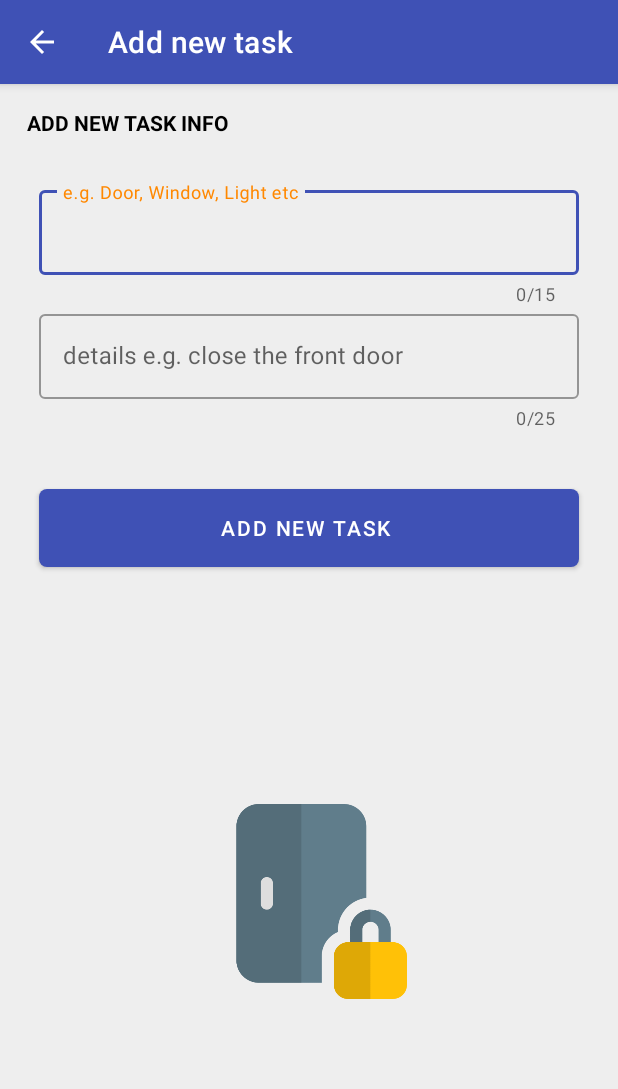
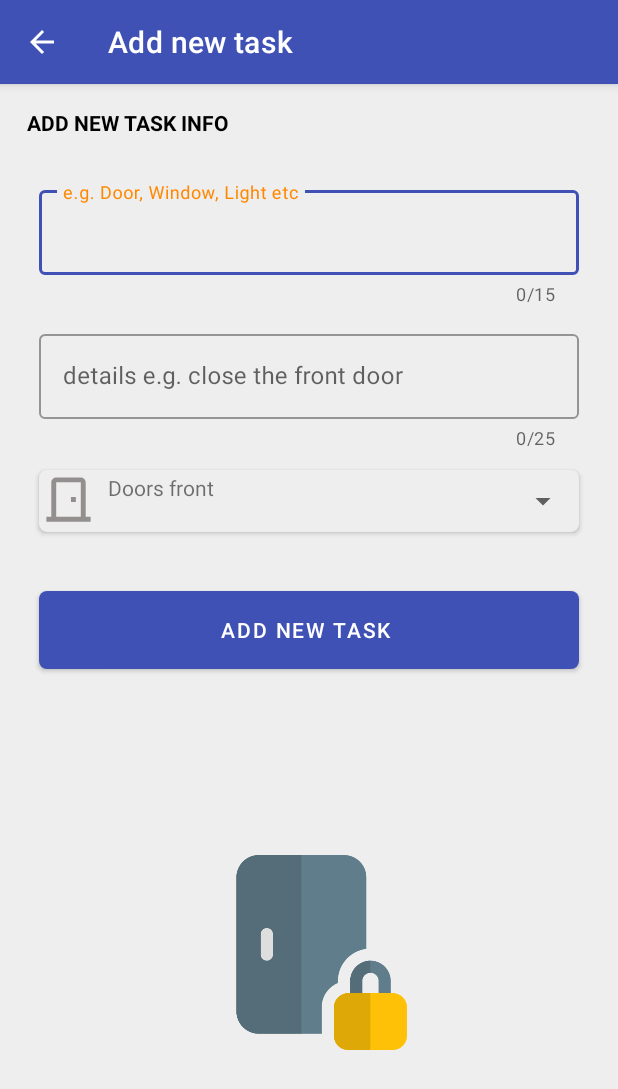
Before and after one commit to BartekReterski/LockedDoor, an Android app: the AddNewActivityTask screen opened directly, with no data from a screen before it, on a phone screen of 412 x 824 dp. Shown: the top 1089 px of the screen. Run offline under Robolectric (Android 15) with nearby library versions, the phone set to English and light mode, and no system bars; our stand-ins replace sdp/ssp sizes; libraries missing offline, so code that uses them is left out: io.realm; 3 statements that could not run were skipped.

Commit message:
obsługa spinnera wraz z ikonami na cardview

```diff
--- a/LD/app/src/main/java/com/ld/lockeddoor/activities/AddNewActivityTask.kt
+++ b/LD/app/src/main/java/com/ld/lockeddoor/activities/AddNewActivityTask.kt
@@ -3,16 +3,22 @@ package com.ld.lockeddoor.activities
 import android.content.Intent
 import androidx.appcompat.app.AppCompatActivity
 import android.os.Bundle
-import android.widget.Button
-import android.widget.Toast
+import android.view.View
+import android.widget.*
+import androidx.appcompat.widget.AppCompatSpinner
 import com.google.android.material.textfield.TextInputEditText
 import com.ld.lockeddoor.R
+import com.ld.lockeddoor.adapters.SpinnerAdapterIcon
 import com.ld.lockeddoor.models.ReminderModel
+import com.ld.lockeddoor.models.SpinnerModel
 import io.realm.Realm
 import io.realm.RealmConfiguration
 import java.lang.Exception
 
 class AddNewActivityTask : AppCompatActivity() {
+
+    var dataImageId:Int=0
+
     override fun onCreate(savedInstanceState: Bundle?) {
         super.onCreate(savedInstanceState)
         setContentView(R.layout.activity_add_new_task)
@@ -34,6 +40,35 @@ class AddNewActivityTask : AppCompatActivity() {
             val taskNameValue=findViewById<TextInputEditText>(R.id.task_name_value)
             val taskNameDsc=findViewById<TextInputEditText>(R.id.task_name_dsc_value)
             val addNewTaskBtn=findViewById<Button>(R.id.add_new_task_btn)
+            val chooseIconSpinner=findViewById<AppCompatSpinner>(R.id.spinner_icon)
+
+            chooseIconSpinner.adapter= SpinnerAdapterIcon(
+                this, listOf(
+                    SpinnerModel(R.drawable.ic_outline_door_front_128,"Doors front"),
+                    SpinnerModel(R.drawable.ic_outline_door_front_128,"Doors front"),
+                    SpinnerModel(R.drawable.ic_outline_door_front_128,"Doors front"),
+                    SpinnerModel(R.drawable.ic_outline_door_front_128,"Doors front"),
+                    SpinnerModel(R.drawable.ic_outline_door_front_128,"Doors front")
+
+                )
+            )
+
+            chooseIconSpinner?.onItemSelectedListener=object: AdapterView.OnItemSelectedListener{
+                override fun onItemSelected(parent: AdapterView<*>?, view: View?, position: Int, id: Long) {
+
+                   val spinnerModel:SpinnerModel= chooseIconSpinner.selectedItem as SpinnerModel
+                    dataImageId=spinnerModel.image
+                   val dataText=spinnerModel.description
+
+
+                }
+
+                override fun onNothingSelected(p0: AdapterView<*>?) {
+
+                    println("Nothing selected")
+                }
+
+            }
 
             val config = RealmConfiguration.Builder().name("yourReminder.realm").build()
             val realm = Realm.getInstance(config)
@@ -64,6 +99,7 @@ class AddNewActivityTask : AppCompatActivity() {
                         val newTaskReminder = realm.createObject(ReminderModel::class.java)
                         newTaskReminder.reminderText=taskNameValue.text.toString()
                         newTaskReminder.reminderTextDsc=taskNameDsc.text.toString()
+                        newTaskReminder.reminderIcon= dataImageId
                         realm.commitTransaction()
 
 
--- a/LD/app/src/main/java/com/ld/lockeddoor/adapters/ReminderAdapter.kt
+++ b/LD/app/src/main/java/com/ld/lockeddoor/adapters/ReminderAdapter.kt
@@ -3,7 +3,9 @@ package com.ld.lockeddoor.adapters
 import android.view.LayoutInflater
 import android.view.View
 import android.view.ViewGroup
+import android.widget.ImageView
 import android.widget.TextView
+import android.widget.Toast
 import androidx.recyclerview.widget.RecyclerView
 import com.bitvale.switcher.SwitcherC
 import com.bitvale.switcher.SwitcherX
@@ -13,8 +15,6 @@ import io.realm.Realm
 import io.realm.RealmConfiguration
 
 class ReminderAdapter(private val info: List<ReminderModel>): RecyclerView.Adapter<ReminderAdapter.NewReminderViewHolder>() {
-
-    private var checkVisibility:Boolean=false
 
     override fun onCreateViewHolder(parent: ViewGroup, viewType: Int): NewReminderViewHolder {
         val view = LayoutInflater.from(parent.context).inflate(R.layout.reminder_items, parent, false)
@@ -42,7 +42,25 @@ class ReminderAdapter(private val info: List<ReminderModel>): RecyclerView.Adapt
 
         holder.textViewReminderName.text=reminderName
         holder.textViewReminderDsc.text=reminderNameDsc
+        holder.imageViewIcon.setImageResource(reminderIconId)
 
+        //ustawienie na start wartości false z bazy danych realm
+        if(!reminderCheckedValue){
+
+            holder.switcherReminder.setChecked(false)
+        }else{
+            holder.switcherReminder.setChecked(true)
+        }
+
+
+        holder.switcherReminder.setOnCheckedChangeListener {
+
+            if(reminderCheckedValue){
+
+                Toast.makeText(context,"Jest true",Toast.LENGTH_SHORT).show()
+            }
+
+        }
     }
 
     class NewReminderViewHolder(itemView : View): RecyclerView.ViewHolder(itemView) {
@@ -50,6 +68,7 @@ class ReminderAdapter(private val info: List<ReminderModel>): RecyclerView.Adapt
         val textViewReminderName: TextView = itemView.findViewById(R.id.textViewReminderName)
         val textViewReminderDsc: TextView = itemView.findViewById(R.id.textViewReminderNameDsc)
         val switcherReminder: SwitcherC = itemView.findViewById(R.id.switcherIcon)
+        val imageViewIcon:ImageView=itemView.findViewById(R.id.imageViewIcon)
 
 
     }
--- /dev/null
+++ b/LD/app/src/main/java/com/ld/lockeddoor/adapters/SpinnerAdapterIcon.kt
@@ -0,0 +1,46 @@
+package com.ld.lockeddoor.adapters
+
+import android.content.Context
+import android.view.LayoutInflater
+import android.view.View
+import android.view.ViewGroup
+import android.widget.ArrayAdapter
+import android.widget.ImageView
+import android.widget.TextView
+import androidx.recyclerview.widget.RecyclerView
+import com.ld.lockeddoor.R
+import com.ld.lockeddoor.models.SpinnerModel
+class SpinnerAdapterIcon(ctx: Context,
+                       iconDataList: List<SpinnerModel>) :
+    ArrayAdapter<SpinnerModel>(ctx, 0, iconDataList) {
+
+    override fun getView(position: Int, recycledView: View?, parent: ViewGroup): View {
+        return this.createView(position, recycledView, parent)
+    }
+
+    override fun getDropDownView(position: Int, recycledView: View?, parent: ViewGroup): View {
+        return this.createView(position, recycledView, parent)
+    }
+
+    private fun createView(position: Int, recycledView: View?, parent: ViewGroup): View {
+
+        val iconData = getItem(position)
+
+        val view = recycledView ?: LayoutInflater.from(context).inflate(
+            R.layout.spinner_item,
+            parent,
+            false
+        )
+
+
+        val imageIcon:ImageView=view.findViewById(R.id.iconImage)
+        val imageText:TextView=view.findViewById(R.id.iconText)
+
+        iconData?.image?.let { imageIcon.setImageResource(it)
+          imageText.text=iconData.description
+        }
+
+
+        return view
+    }
+}
--- /dev/null
+++ b/LD/app/src/main/java/com/ld/lockeddoor/models/SpinnerModel.kt
@@ -0,0 +1,4 @@
+package com.ld.lockeddoor.models
+
+data class SpinnerModel(val image: Int,
+                   val description: String)
--- a/LD/app/src/main/res/layout/activity_add_new_task.xml
+++ b/LD/app/src/main/res/layout/activity_add_new_task.xml
@@ -62,6 +62,7 @@
             android:layout_height="wrap_content"
             app:counterEnabled="true"
             app:counterMaxLength="25"
+            android:layout_marginTop="@dimen/_10sdp"
             android:layout_marginStart="@dimen/_20sdp"
             android:layout_marginEnd="@dimen/_20sdp"
             app:errorEnabled="true"
@@ -79,6 +80,29 @@
 
         </com.google.android.material.textfield.TextInputLayout>
 
+
+        <androidx.cardview.widget.CardView
+            android:layout_width="match_parent"
+            android:layout_height="wrap_content"
+            android:id="@+id/card_view_helper"
+            app:cardBackgroundColor="#EEEEEE"
+            app:strokeWidth="1dp"
+            app:strokeColor="@color/black"
+            android:layout_marginTop="@dimen/_10sdp"
+            android:layout_marginStart="@dimen/_20sdp"
+            android:layout_marginEnd="@dimen/_20sdp"
+            app:layout_constraintEnd_toEndOf="parent"
+            app:layout_constraintTop_toBottomOf="@+id/task_name_dsc"
+            app:cardCornerRadius="@dimen/_4sdp">
+
+        <androidx.appcompat.widget.AppCompatSpinner
+            android:layout_width="match_parent"
+            android:layout_height="wrap_content"
+            android:id="@+id/spinner_icon">
+
+        </androidx.appcompat.widget.AppCompatSpinner>
+        </androidx.cardview.widget.CardView>
+
         <Button
             android:id="@+id/add_new_task_btn"
             android:layout_width="match_parent"
@@ -93,7 +117,7 @@
             app:layout_constraintEnd_toEndOf="parent"
             app:layout_constraintHorizontal_bias="0.0"
             app:layout_constraintStart_toStartOf="parent"
-            app:layout_constraintTop_toBottomOf="@+id/task_name_dsc" />
+            app:layout_constraintTop_toBottomOf="@+id/card_view_helper" />
 
         <ImageView
             android:id="@+id/imageView"
--- a/LD/app/src/main/res/layout/reminder_items.xml
+++ b/LD/app/src/main/res/layout/reminder_items.xml
@@ -57,6 +57,17 @@
                 android:text="Dsc"
                 android:textStyle="bold"
               />
+
+            <ImageView
+                android:layout_width="@dimen/_30sdp"
+                android:layout_height="@dimen/_30sdp"
+                android:id="@+id/imageViewIcon"
+                android:src="@drawable/ic_baseline_notifications_36"
+                android:layout_marginStart="@dimen/_10sdp"
+                android:layout_marginTop="@dimen/_5sdp"
+                android:layout_marginEnd="@dimen/_10sdp"
+                android:layout_marginBottom="@dimen/_10sdp">
+            </ImageView>
         </LinearLayout>
     </androidx.cardview.widget.CardView>
 </RelativeLayout>
--- /dev/null
+++ b/LD/app/src/main/res/layout/spinner_item.xml
@@ -0,0 +1,25 @@
+<?xml version="1.0" encoding="utf-8"?>
+<androidx.constraintlayout.widget.ConstraintLayout xmlns:android="http://schemas.android.com/apk/res/android"
+    android:layout_width="match_parent"
+    android:layout_height="match_parent"
+    xmlns:app="http://schemas.android.com/apk/res-auto">
+    <ImageView
+        android:id="@+id/iconImage"
+        android:layout_width="@dimen/_30sdp"
+        android:layout_height="@dimen/_30sdp"
+        android:src="@drawable/ic_outline_door_front_128"
+        app:layout_constraintStart_toStartOf="parent"
+        app:layout_constraintTop_toTopOf="parent"/>
+
+    <TextView
+        android:id="@+id/iconText"
+        android:layout_width="wrap_content"
+        android:layout_height="@dimen/_30sdp"
+        android:layout_marginTop="@dimen/_8sdp"
+        android:layout_marginStart="@dimen/_5sdp"
+        android:layout_marginBottom="@dimen/_5sdp"
+        android:text="TEXT IKONY"
+        app:layout_constraintBottom_toBottomOf="@+id/iconImage"
+        app:layout_constraintStart_toEndOf="@+id/iconImage"
+        app:layout_constraintTop_toTopOf="parent" />
+</androidx.constraintlayout.widget.ConstraintLayout>
```
